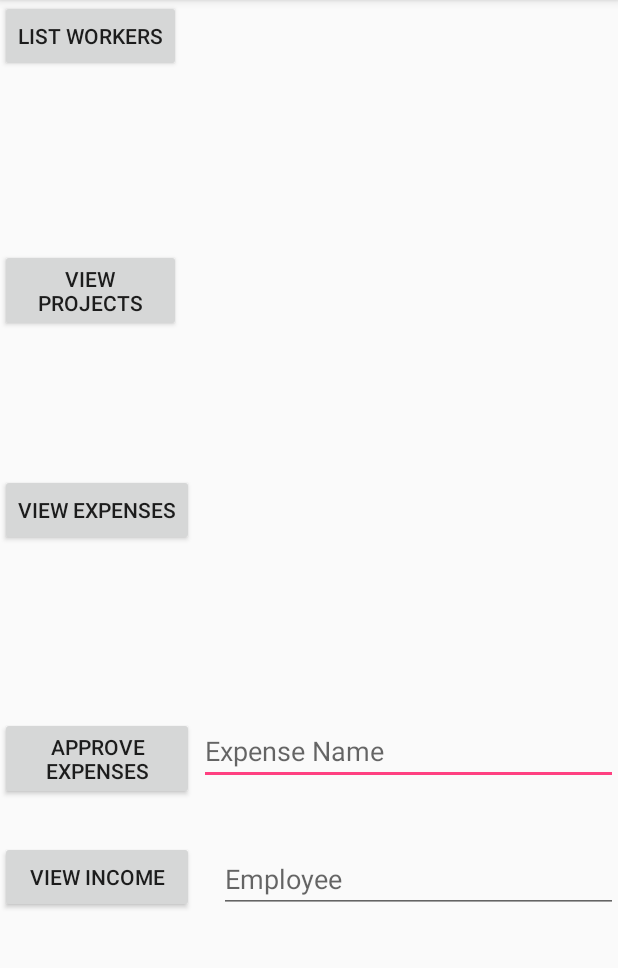
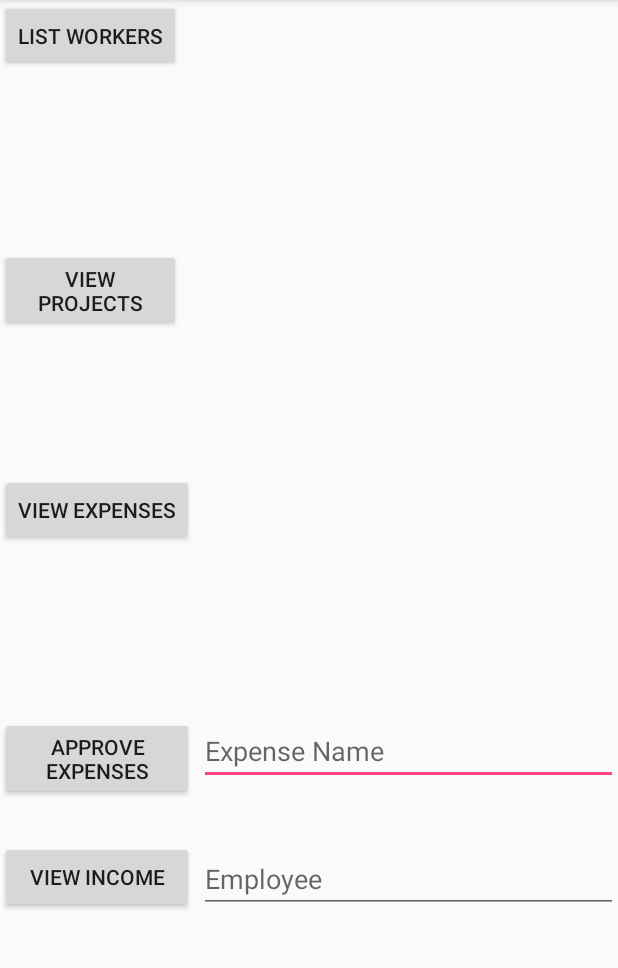
Before and after one commit to SmallBusinessManager/SmallBusinessManager, an Android app: the AccountantActivity screen opened directly, with no data from a screen before it, on a phone screen of 412 x 824 dp, the part 84-1052 px from its top. Run offline under Robolectric (Android 15) with nearby library versions, the phone set to English and light mode, and no system bars; our stand-ins replace Firebase (no records; nobody signed in at launch, a user with empty details on screens opened directly); libraries missing offline, so code that uses them is left out: com.firebase.ui; 3 statements that could not run were skipped.

Commit message:
update branch

```diff
--- a/app/src/main/java/com/projectcourse2/group11/smallbusinessmanager/AccountantActivity.java
+++ b/app/src/main/java/com/projectcourse2/group11/smallbusinessmanager/AccountantActivity.java
@@ -28,6 +28,7 @@ public class AccountantActivity extends AppCompatActivity {
     private ListView listView;
     private ListView listView2;
     private ListView listView3;
+    private ListView listView5;
     private EditText editText;
     private EditText editText2;
     private ListAdapter mAdapter;
@@ -42,15 +43,16 @@ public class AccountantActivity extends AppCompatActivity {
         listView = (ListView) findViewById(R.id.listView);
         listView2 = (ListView) findViewById(R.id.listView2);
         listView3 = (ListView) findViewById(R.id.listView3);
+        listView5 = (ListView) findViewById(R.id.listView5);
 
         button = (Button) findViewById(R.id.button);
         button2 = (Button) findViewById(R.id.button2);
         button3 = (Button) findViewById(R.id.button3);
         button4 = (Button) findViewById(R.id.button4);
-
+        button5 = (Button) findViewById(R.id.button5);
 
         editText = (EditText) findViewById(R.id.editText);
-
+        editText2 = (EditText) findViewById(R.id.editText2);
 
         // list workers
         final DatabaseReference ref = FirebaseDatabase.getInstance().getReference().child("companyEmployees").child("company1");
@@ -140,15 +142,23 @@ public class AccountantActivity extends AppCompatActivity {
                 ref3.child(editTextString).child("approved").setValue(true);
             }
         });
-        final DatabaseReference ref4 = FirebaseDatabase.getInstance().getReference().child("employeeSalary");
-        mAdapter4 = new FirebaseListAdapter<String>(
-                this,
+
+
+
+
+        /*
+        button5.setOnClickListener(new View.OnClickListener() {
+            public void onClick(View v) {
+                final String editTextString = editText2.getText().toString();
+                final DatabaseReference ref4 = FirebaseDatabase.getInstance().getReference().child("companyEmployee").child(editTextString);
+                ListAdapter mAdapter4 = new FirebaseListAdapter<String>(
+                        AccountantActivity.this,
                         String.class,
                         android.R.layout.simple_list_item_1,
                         ref4) {
                     @Override
                     protected String parseSnapshot(DataSnapshot snapshot) {
-                return snapshot.child("description").getValue(String.class) + " " + snapshot.child("amount").getValue(Float.class);
+                        return snapshot.child("firstName").getValue(String.class);
                     }
 
                     @Override
@@ -157,6 +167,9 @@ public class AccountantActivity extends AppCompatActivity {
                         textView.setText(model);
                     }
                 };
-
+                listView5.setAdapter(mAdapter4);
+            }
+        });
+        */
     }
 }
--- a/app/src/main/res/layout/activity_accountant.xml
+++ b/app/src/main/res/layout/activity_accountant.xml
@@ -99,14 +99,13 @@
             android:hint="Employee "
             android:inputType="textPersonName"
             android:layout_alignBottom="@+id/button5"
-            android:layout_alignStart="@+id/editText"
-            android:layout_marginStart="13dp"
-            android:layout_alignParentEnd="true" />
+            android:layout_alignParentEnd="true"
+            android:layout_alignStart="@+id/editText" />
 
         <ListView
             android:id="@+id/listView5"
             android:layout_width="match_parent"
-            android:layout_height="100dp"
+            android:layout_height="50dp"
             android:layout_alignStart="@+id/editText2"
             android:layout_below="@+id/editText2" />
 
```
Lines whose indentation alone changed are shown as unchanged.
